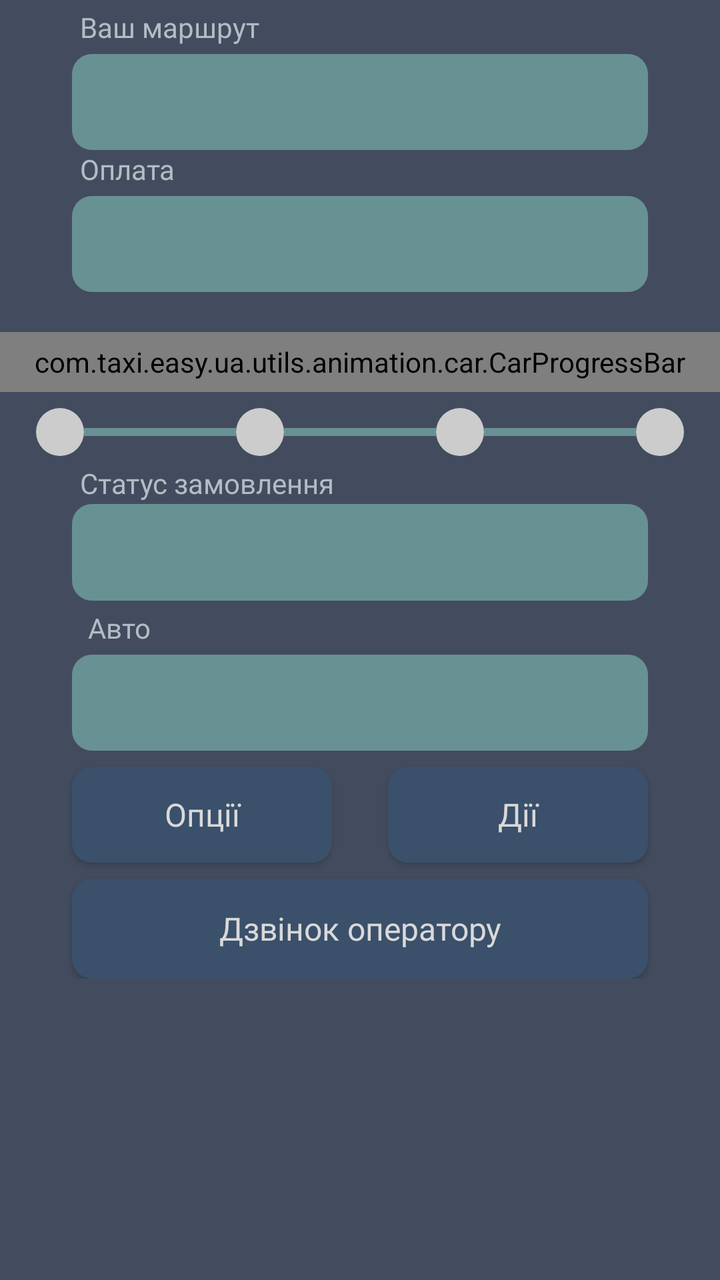
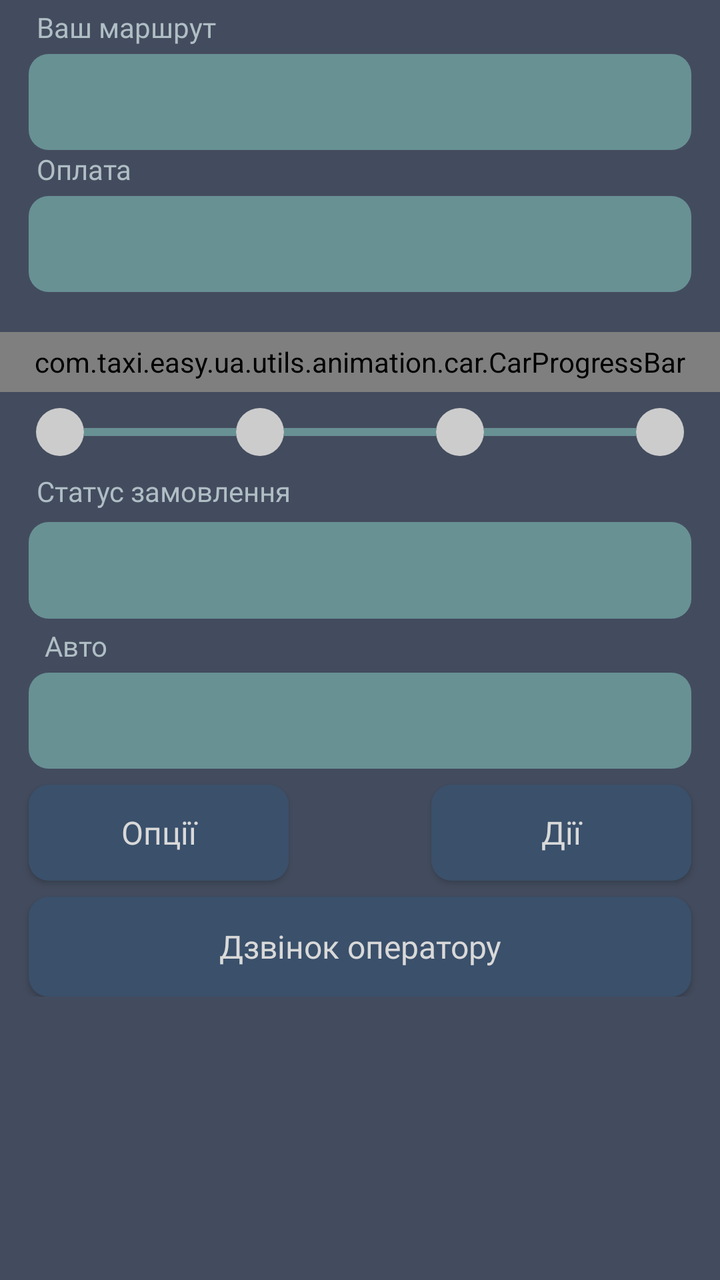

Compare the two renders of this Android layout. The source of the first and the diff that turns it into the second are given below.
<!-- AndroidManifest.xml: application theme Theme.TaxiEasyUa -->
<!-- res/layout/fragment_finish_separate.xml -->
<?xml version="1.0" encoding="utf-8"?>
<ScrollView xmlns:android="http://schemas.android.com/apk/res/android"
    xmlns:app="http://schemas.android.com/apk/res-auto"
    xmlns:tools="http://schemas.android.com/tools"
    android:layout_width="match_parent"
    android:layout_height="match_parent"
    android:background="@color/background_color_new">

    <androidx.constraintlayout.widget.ConstraintLayout
        android:layout_width="match_parent"
        android:layout_height="wrap_content"
        android:paddingBottom="32dp">

        <ImageButton
            android:id="@+id/btn_no"
            android:layout_width="48dp"
            android:layout_height="48dp"
            android:layout_marginStart="16dp"
            android:layout_marginTop="16dp"
            android:background="@drawable/btn_accents"
            android:contentDescription="TODO"
            android:scaleType="centerInside"
            android:src="@drawable/arrow_back_fill0_wght400_grad0_opsz24"
            android:visibility="gone"
            app:layout_constraintStart_toStartOf="parent"
            app:layout_constraintTop_toTopOf="parent" />

        <TextView
            android:id="@+id/textResult"

            android:layout_width="wrap_content"
            android:layout_height="wrap_content"
            android:layout_marginStart="4dp"
            android:layout_marginTop="4dp"
            android:fontFamily="@font/light"
            android:text="@string/text_result"
            android:textColor="#B0BEC5"
            android:textSize="14sp"
            app:layout_constraintStart_toStartOf="@+id/text_full_message"
            app:layout_constraintTop_toBottomOf="@+id/btn_no" />

        <TextView
            android:id="@+id/text_full_message"

           android:layout_width="0dp"
            app:layout_constraintWidth_percent="@dimen/button_width"
            android:layout_height="wrap_content"
            android:layout_marginTop="4sp"
            android:background="@drawable/input"
            android:ems="10"
            android:fontFamily="@font/light"
            android:gravity="left"
            android:minHeight="@dimen/textView_minHeight"
            android:textColor="#D9D9D9"
            android:textSize="@dimen/textView_textSize"
            app:layout_constraintEnd_toEndOf="parent"
            app:layout_constraintHorizontal_bias="0.502"
            app:layout_constraintStart_toStartOf="parent"
            app:layout_constraintTop_toBottomOf="@+id/textResult"
            tools:ignore="RtlHardcoded" />

        <TextView
            android:id="@+id/textCost"

            android:layout_width="wrap_content"
            android:layout_height="wrap_content"
            android:layout_marginStart="4dp"
            android:fontFamily="@font/light"
            android:text="@string/text_cost"
            android:textColor="#B0BEC5"
            android:textSize="14sp"
            app:layout_constraintStart_toStartOf="@+id/text_full_message"
            app:layout_constraintTop_toBottomOf="@+id/text_full_message" />

        <TextView
            android:id="@+id/text_cost_message"

           android:layout_width="0dp"
            app:layout_constraintWidth_percent="@dimen/button_width"
            android:layout_height="wrap_content"
            android:layout_marginTop="4dp"
            android:background="@drawable/input"
            android:ems="10"
            android:fontFamily="@font/light"
            android:gravity="left"
            android:minHeight="@dimen/textView_minHeight"
            android:textColor="#D9D9D9"
            android:textSize="@dimen/textView_textSize"
            app:layout_constraintEnd_toEndOf="parent"
            app:layout_constraintStart_toStartOf="parent"
            app:layout_constraintTop_toBottomOf="@+id/textCost"
            tools:ignore="RtlHardcoded" />




        <com.taxi.easy.ua.utils.animation.car.CarProgressBar
            android:id="@+id/carProgressBar"
            android:layout_width="match_parent"
            android:layout_height="30dp"
            android:layout_gravity="center"
            android:layout_marginTop="20dp"
            app:carImage="@drawable/button_image_button2_sm"
            app:layout_constraintEnd_toEndOf="parent"
            app:layout_constraintHorizontal_bias="0.0"
            app:layout_constraintStart_toStartOf="parent"
            app:layout_constraintTop_toBottomOf="@+id/text_cost_message" />

        <LinearLayout
            android:id="@+id/progressSteps"
            android:layout_width="match_parent"
            android:layout_height="wrap_content"
            android:layout_marginTop="8dp"
            android:gravity="center"
            android:orientation="horizontal"
            app:layout_constraintEnd_toEndOf="parent"
            app:layout_constraintHorizontal_bias="0.0"
            app:layout_constraintStart_toStartOf="parent"
            app:layout_constraintTop_toBottomOf="@+id/carProgressBar">

            <View
                android:id="@+id/step1"
                android:layout_width="24dp"
                android:layout_height="24dp"
                android:background="@drawable/circle_step_inactive" />

            <View
                android:layout_width="76dp"
                android:layout_height="4dp"
                android:background="#689194" />

            <View
                android:id="@+id/step2"
                android:layout_width="24dp"
                android:layout_height="24dp"
                android:background="@drawable/circle_step_inactive" />

            <View
                android:layout_width="76dp"
                android:layout_height="4dp"
                android:background="#689194" />

            <View
                android:id="@+id/step3"
                android:layout_width="24dp"
                android:layout_height="24dp"
                android:background="@drawable/circle_step_inactive" />

            <View
                android:layout_width="76dp"
                android:layout_height="4dp"
                android:background="#689194" />

            <View
                android:id="@+id/step4"
                android:layout_width="24dp"
                android:layout_height="24dp"
                android:background="@drawable/circle_step_inactive" />
        </LinearLayout>

        <TextView
            android:id="@+id/text_title_status"

            android:layout_width="wrap_content"
            android:layout_height="wrap_content"
            android:layout_marginStart="4sp"
            android:layout_marginTop="4dp"
            android:fontFamily="@font/light"
            android:text="@string/textStatus"
            android:textColor="#B0BEC5"
            android:textSize="14sp"
            app:layout_constraintStart_toStartOf="@+id/text_full_message"
            app:layout_constraintTop_toBottomOf="@+id/progressSteps" />


        <TextView
            android:id="@+id/countdownTextView"
            android:layout_width="0dp"
            app:layout_constraintWidth_percent="@dimen/button_width"
            android:layout_height="wrap_content"
            android:layout_gravity="center"
            android:layout_marginTop="8dp"
            android:textColor="@color/white"
            android:textSize="@dimen/textView_textSize"
            android:background="@drawable/input"
            android:visibility="gone"
            app:layout_constraintEnd_toEndOf="parent"
            app:layout_constraintHorizontal_bias="0.498"
            app:layout_constraintStart_toStartOf="parent"
            app:layout_constraintTop_toBottomOf="@+id/text_status" />

        <TextView
            android:id="@+id/text_status"

            android:layout_width="0dp"
            app:layout_constraintWidth_percent="@dimen/button_width"
            android:layout_height="wrap_content"
            android:layout_marginTop="24dp"
            android:background="@drawable/input"
            android:ems="10"
            android:fontFamily="@font/light"
            android:gravity="center"
            android:paddingStart="16dp"
            android:paddingEnd="16dp"
            android:paddingTop="12dp"
            android:paddingBottom="12dp"
            android:textAlignment="center"
            android:minHeight="@dimen/textView_minHeight"
            android:textColor="#D9D9D9"
            android:textSize="@dimen/textView_textSize"
            app:layout_constraintEnd_toEndOf="parent"
            app:layout_constraintStart_toStartOf="parent"
            app:layout_constraintTop_toBottomOf="@+id/progressSteps"
            tools:ignore="RtlHardcoded" />

        <TextView
            android:id="@+id/textStatusCar"

            android:layout_width="wrap_content"
            android:layout_height="wrap_content"
            android:layout_marginStart="8dp"
            android:layout_marginTop="4dp"
            android:fontFamily="@font/light"
            android:text="@string/textStatusCar"
            android:textColor="#B0BEC5"
            android:textSize="14sp"
            app:layout_constraintStart_toStartOf="@+id/text_status"
            app:layout_constraintTop_toBottomOf="@+id/countdownTextView" />

        <TextView
            android:id="@+id/text_status_car"

           android:layout_width="0dp"
            app:layout_constraintWidth_percent="@dimen/button_width"
            android:layout_height="wrap_content"
            android:layout_marginTop="4dp"
            android:background="@drawable/input"
            android:ems="10"
            android:fontFamily="@font/light"
            android:gravity="left"
            android:minHeight="@dimen/textView_minHeight"
            android:textColor="#D9D9D9"
            android:textSize="@dimen/textView_textSize"
            app:layout_constraintEnd_toEndOf="parent"
            app:layout_constraintStart_toStartOf="parent"
            app:layout_constraintTop_toBottomOf="@+id/textStatusCar"
            tools:ignore="RtlHardcoded" />


        <androidx.appcompat.widget.AppCompatButton
            android:id="@+id/btn_options"
            android:layout_width="130dp"
            android:layout_height="48dp"

            android:layout_marginTop="8dp"
            android:background="@drawable/buttons"
            android:fontFamily="@font/regular"
            android:textAllCaps="false"
            android:textSize="16sp"
            android:maxLines="2"
            android:paddingStart="12dp"
            android:paddingEnd="12dp"
            android:text="@string/add_services"
            android:textAlignment="center"
            android:textColor="@color/colorDefault"
            app:layout_constraintStart_toStartOf="@+id/text_status"
            app:layout_constraintTop_toBottomOf="@+id/text_status_car" />

        <androidx.appcompat.widget.AppCompatButton
            android:id="@+id/btn_open"
            android:layout_width="130dp"
            android:layout_height="48dp"

            android:layout_marginTop="8dp"
            android:background="@drawable/buttons"
            android:fontFamily="@font/regular"
            android:textAllCaps="false"
            android:textSize="16sp"
            android:maxLines="2"
            android:paddingStart="12dp"
            android:paddingEnd="12dp"
            android:text="@string/btn_option_text"
            android:textAlignment="center"
            android:textColor="@color/colorDefault"
            app:layout_constraintEnd_toEndOf="@+id/text_status"

            app:layout_constraintTop_toBottomOf="@+id/text_status_car" />

        <androidx.appcompat.widget.AppCompatButton
            android:id="@+id/btn_again"
            android:layout_width="0dp"
            app:layout_constraintWidth_percent="@dimen/button_width"
            android:layout_height="48dp"
            android:visibility="gone"
            android:layout_marginTop="8dp"
            android:background="@drawable/buttons"

            android:fontFamily="@font/regular"
            android:textAllCaps="false"
            android:textSize="16sp"
            android:maxLines="2"
            android:paddingStart="12dp"
            android:paddingEnd="12dp"
            android:text="@string/btn_again_text"
            android:textAlignment="center"
            android:textColor="#D9D9D9"
            app:layout_constraintEnd_toEndOf="parent"
            app:layout_constraintStart_toStartOf="parent"
            app:layout_constraintTop_toBottomOf="@+id/btn_options" />

        <androidx.appcompat.widget.AppCompatButton
            android:id="@+id/btn_add_cost"
           android:layout_width="0dp"
            app:layout_constraintWidth_percent="@dimen/button_width"
            android:layout_height="48dp"
            android:visibility="gone"
            android:layout_marginTop="8dp"
            android:background="@drawable/buttons"
            android:fontFamily="@font/regular"
            android:textAllCaps="false"
            android:textSize="16sp"
            android:maxLines="2"
            android:paddingStart="12dp"
            android:paddingEnd="12dp"
            android:text="@string/add_cost_btn"

            android:textAlignment="center"
            android:textColor="#D9D9D9"
            app:layout_constraintEnd_toEndOf="parent"
            app:layout_constraintStart_toStartOf="parent"
            app:layout_constraintTop_toBottomOf="@+id/btn_again" />

        <androidx.appcompat.widget.AppCompatButton
            android:id="@+id/btnCallAdmin"
            android:layout_width="0dp"
            app:layout_constraintWidth_percent="@dimen/button_width"
            android:layout_height="@dimen/button_height"
            android:layout_marginTop="8dp"
            android:background="@drawable/buttons"
            android:fontFamily="@font/regular"
            android:textAllCaps="false"
            android:textSize="16sp"
            android:maxLines="2"
            android:paddingStart="12dp"
            android:paddingEnd="12dp"
            android:text="@string/call_admin"
            android:textAlignment="center"
            android:textColor="#D9D9D9"
            android:visibility="visible"
            app:layout_constraintEnd_toEndOf="parent"
            app:layout_constraintStart_toStartOf="parent"
            app:layout_constraintTop_toBottomOf="@+id/btn_add_cost" />

        <androidx.appcompat.widget.AppCompatButton
            android:id="@+id/btn_cancel_order"
            android:layout_width="0dp"
            app:layout_constraintWidth_percent="@dimen/button_width"
            android:layout_height="48dp"
            android:visibility="gone"
            android:layout_marginTop="8sp"
            android:layout_marginBottom="16dp"
            android:background="@drawable/buttons"
            android:fontFamily="@font/regular"
            android:textAllCaps="false"
            android:textSize="16sp"
            android:maxLines="2"
            android:paddingStart="12dp"
            android:paddingEnd="12dp"
            android:text="@string/cancel_order"
            android:textAlignment="center"
            android:textColor="#D9D9D9"
            app:layout_constraintBottom_toBottomOf="parent"
            app:layout_constraintEnd_toEndOf="parent"
            app:layout_constraintHorizontal_bias="0.502"
            app:layout_constraintStart_toStartOf="parent"
            app:layout_constraintTop_toBottomOf="@+id/btnCallAdmin" />


    </androidx.constraintlayout.widget.ConstraintLayout>
</ScrollView>
<!-- resources referenced by this layout -->
<resources>
  <color name="background_color_new">#434C5E</color>
  <color name="colorDefault">#D9D9D9</color>
  <color name="white">#FFFFFFFF</color>
  <dimen name="button_height">50dp</dimen>
  <item name="button_width" type="dimen" format="float">0.8</item>
  <dimen name="textView_minHeight">48dp</dimen>
  <dimen name="textView_textSize">18sp</dimen>
  <!-- drawable arrow_back_fill0_wght400_grad0_opsz24 (drawable) -->
  <vector xmlns:android="http://schemas.android.com/apk/res/android"
      android:width="24dp"
      android:height="24dp"
      android:viewportWidth="960"
      android:viewportHeight="960">
    <path
        android:fillColor="#FF000000"
        android:pathData="m313,520 l224,224 -57,56 -320,-320 320,-320 57,56 -224,224h487v80L313,520Z"/>
  </vector>
  <!-- drawable btn_accents (drawable) -->
  <?xml version="1.0" encoding="utf-8"?>
  <shape xmlns:android="http://schemas.android.com/apk/res/android" >
      <solid android:color="@color/colorAccent" />
      <corners android:radius="20dp" />
  </shape>
  <!-- drawable buttons (drawable) -->
  <?xml version="1.0" encoding="utf-8"?>
  <shape xmlns:android="http://schemas.android.com/apk/res/android" >
      <solid android:color="#3A506B" />
  
      <padding
          android:left="10sp"
          android:right="10sp"
          android:bottom="4sp"
          android:top="4sp" />
  
      <corners android:radius="10sp" />
  </shape>
  <!-- drawable circle_step_inactive (drawable) -->
  <?xml version="1.0" encoding="utf-8"?>
  <shape xmlns:android="http://schemas.android.com/apk/res/android">
      <solid android:color="#CCCCCC" />
      <corners android:radius="12dp" />
  </shape>
  <!-- drawable input (drawable) -->
  <?xml version="1.0" encoding="utf-8"?>
  <shape xmlns:android="http://schemas.android.com/apk/res/android" >
      <solid android:color="#689194" />
  
      <padding
          android:left="10sp"
          android:right="10sp"
          android:bottom="4sp"
          android:top="4sp" />
  
      <corners android:radius="10sp" />
  </shape>
  <string name="add_cost_btn">Швидше</string>
  <string name="add_services">Опції</string>
  <string name="btn_again_text">Замовити ще</string>
  <string name="btn_option_text">Дії</string>
  <string name="call_admin">Дзвінок оператору</string>
  <string name="cancel_order">Скасувати</string>
  <string name="textStatus">Статус замовлення</string>
  <string name="textStatusCar">Авто</string>
  <string name="text_cost">Оплата</string>
  <string name="text_result">Ваш маршрут</string>
  <color name="colorAccent">#FF03DAC5</color>
  <color name="zamov">#3A506B</color>
  <color name="purple_700">#FF3700B3</color>
  <color name="teal_200">#FF03DAC5</color>
  <color name="teal_700">#FF018786</color>
  <color name="black">#FF000000</color>
  <style name="CustomPopupMenu" parent="Widget.AppCompat.PopupMenu.Overflow">
          <item name="android:popupBackground">@drawable/popup_menu_background</item>
          <item name="android:overlapAnchor">true</item>
          <item name="android:paddingTop">0dp</item>
          <item name="android:paddingBottom">0dp</item>
          <item name="android:paddingLeft">0dp</item>
          <item name="android:paddingRight">0dp</item>
          <item name="android:textColor">@color/popup_menu_text</item>
          <item name="android:textColorPrimary">@color/popup_menu_text</item>
      </style>
  <style name="PopupMenuTextAppearance" parent="TextAppearance.AppCompat.Widget.PopupMenu.Large">
          <item name="android:textColor">@color/popup_menu_text</item>
      </style>
  <!-- drawable popup_menu_background (drawable) -->
  <?xml version="1.0" encoding="utf-8"?>
  <shape xmlns:android="http://schemas.android.com/apk/res/android">
      <solid android:color="@color/popup_menu_background"/>
      <corners android:radius="0dp"/>
  </shape>
  <color name="popup_menu_text">#212121</color>
  <color name="popup_menu_background">#FFFFFF</color>
  <!-- unchanged entries left out for length: 2 -->
</resources>

<!-- the commit's change to res/layout/fragment_finish_separate.xml (unified diff, before → after) -->
@@ -43,13 +43,13 @@
             android:id="@+id/text_full_message"
 
            android:layout_width="0dp"
-            app:layout_constraintWidth_percent="@dimen/button_width"
+            app:layout_constraintWidth_percent="0.92"
             android:layout_height="wrap_content"
             android:layout_marginTop="4sp"
             android:background="@drawable/input"
             android:ems="10"
             android:fontFamily="@font/light"
-            android:gravity="left"
+            android:gravity="center_vertical|start"
             android:minHeight="@dimen/textView_minHeight"
             android:textColor="#D9D9D9"
             android:textSize="@dimen/textView_textSize"
@@ -76,13 +76,13 @@
             android:id="@+id/text_cost_message"
 
            android:layout_width="0dp"
-            app:layout_constraintWidth_percent="@dimen/button_width"
+            app:layout_constraintWidth_percent="0.92"
             android:layout_height="wrap_content"
             android:layout_marginTop="4dp"
             android:background="@drawable/input"
             android:ems="10"
             android:fontFamily="@font/light"
-            android:gravity="left"
+            android:gravity="center_vertical|start"
             android:minHeight="@dimen/textView_minHeight"
             android:textColor="#D9D9D9"
             android:textSize="@dimen/textView_textSize"
@@ -164,7 +164,7 @@
             android:layout_width="wrap_content"
             android:layout_height="wrap_content"
             android:layout_marginStart="4sp"
-            android:layout_marginTop="4dp"
+            android:layout_marginTop="8dp"
             android:fontFamily="@font/light"
             android:text="@string/textStatus"
             android:textColor="#B0BEC5"
@@ -176,7 +176,7 @@
         <TextView
             android:id="@+id/countdownTextView"
             android:layout_width="0dp"
-            app:layout_constraintWidth_percent="@dimen/button_width"
+            app:layout_constraintWidth_percent="0.92"
             android:layout_height="wrap_content"
             android:layout_gravity="center"
             android:layout_marginTop="8dp"
@@ -193,9 +193,9 @@
             android:id="@+id/text_status"
 
             android:layout_width="0dp"
-            app:layout_constraintWidth_percent="@dimen/button_width"
-            android:layout_height="wrap_content"
-            android:layout_marginTop="24dp"
+            app:layout_constraintWidth_percent="0.92"
+            android:layout_height="wrap_content"
+            android:layout_marginTop="6dp"
             android:background="@drawable/input"
             android:ems="10"
             android:fontFamily="@font/light"
@@ -210,7 +210,7 @@
             android:textSize="@dimen/textView_textSize"
             app:layout_constraintEnd_toEndOf="parent"
             app:layout_constraintStart_toStartOf="parent"
-            app:layout_constraintTop_toBottomOf="@+id/progressSteps"
+            app:layout_constraintTop_toBottomOf="@+id/text_title_status"
             tools:ignore="RtlHardcoded" />
 
         <TextView
@@ -231,7 +231,7 @@
             android:id="@+id/text_status_car"
 
            android:layout_width="0dp"
-            app:layout_constraintWidth_percent="@dimen/button_width"
+            app:layout_constraintWidth_percent="0.92"
             android:layout_height="wrap_content"
             android:layout_marginTop="4dp"
             android:background="@drawable/input"
@@ -289,7 +289,7 @@
         <androidx.appcompat.widget.AppCompatButton
             android:id="@+id/btn_again"
             android:layout_width="0dp"
-            app:layout_constraintWidth_percent="@dimen/button_width"
+            app:layout_constraintWidth_percent="0.92"
             android:layout_height="48dp"
             android:visibility="gone"
             android:layout_marginTop="8dp"
@@ -311,7 +311,7 @@
         <androidx.appcompat.widget.AppCompatButton
             android:id="@+id/btn_add_cost"
            android:layout_width="0dp"
-            app:layout_constraintWidth_percent="@dimen/button_width"
+            app:layout_constraintWidth_percent="0.92"
             android:layout_height="48dp"
             android:visibility="gone"
             android:layout_marginTop="8dp"
@@ -333,7 +333,7 @@
         <androidx.appcompat.widget.AppCompatButton
             android:id="@+id/btnCallAdmin"
             android:layout_width="0dp"
-            app:layout_constraintWidth_percent="@dimen/button_width"
+            app:layout_constraintWidth_percent="0.92"
             android:layout_height="@dimen/button_height"
             android:layout_marginTop="8dp"
             android:background="@drawable/buttons"
@@ -354,7 +354,7 @@
         <androidx.appcompat.widget.AppCompatButton
             android:id="@+id/btn_cancel_order"
             android:layout_width="0dp"
-            app:layout_constraintWidth_percent="@dimen/button_width"
+            app:layout_constraintWidth_percent="0.92"
             android:layout_height="48dp"
             android:visibility="gone"
             android:layout_marginTop="8sp"
<!-- resource entries referenced after the edit -->
@@ -4,7 +4,6 @@
   <color name="colorDefault">#D9D9D9</color>
   <color name="white">#FFFFFFFF</color>
   <dimen name="button_height">50dp</dimen>
-  <item name="button_width" type="dimen" format="float">0.8</item>
   <dimen name="textView_minHeight">48dp</dimen>
   <dimen name="textView_textSize">18sp</dimen>
   <!-- drawable arrow_back_fill0_wght400_grad0_opsz24 (drawable) -->
